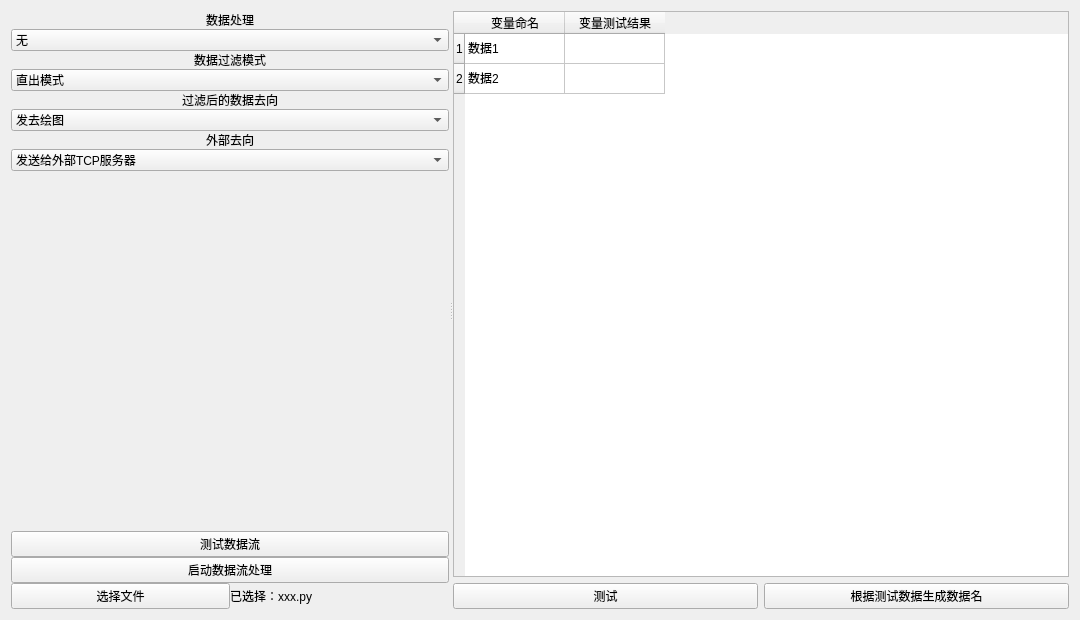
Qt form components/DataCirculation/datacirculation.ui (xutongxin1/WirelessMonitor) before a commit.
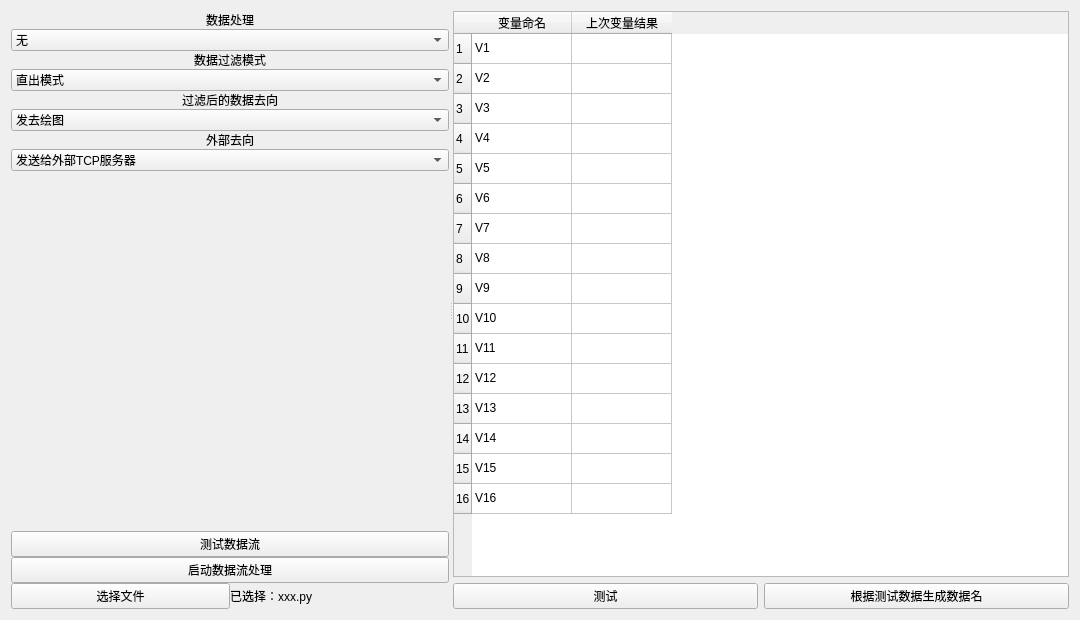
The same form after that commit. Custom widgets are drawn as their Qt base class.

```diff
--- a/components/DataCirculation/datacirculation.ui
+++ b/components/DataCirculation/datacirculation.ui
@@ -234,6 +234,76 @@
            <string>2</string>
           </property>
          </row>
+         <row>
+          <property name="text">
+           <string>3</string>
+          </property>
+         </row>
+         <row>
+          <property name="text">
+           <string>4</string>
+          </property>
+         </row>
+         <row>
+          <property name="text">
+           <string>5</string>
+          </property>
+         </row>
+         <row>
+          <property name="text">
+           <string>6</string>
+          </property>
+         </row>
+         <row>
+          <property name="text">
+           <string>7</string>
+          </property>
+         </row>
+         <row>
+          <property name="text">
+           <string>8</string>
+          </property>
+         </row>
+         <row>
+          <property name="text">
+           <string>9</string>
+          </property>
+         </row>
+         <row>
+          <property name="text">
+           <string>10</string>
+          </property>
+         </row>
+         <row>
+          <property name="text">
+           <string>11</string>
+          </property>
+         </row>
+         <row>
+          <property name="text">
+           <string>12</string>
+          </property>
+         </row>
+         <row>
+          <property name="text">
+           <string>13</string>
+          </property>
+         </row>
+         <row>
+          <property name="text">
+           <string>14</string>
+          </property>
+         </row>
+         <row>
+          <property name="text">
+           <string>15</string>
+          </property>
+         </row>
+         <row>
+          <property name="text">
+           <string>16</string>
+          </property>
+         </row>
          <column>
           <property name="text">
            <string>变量命名</string>
@@ -241,12 +311,12 @@
          </column>
          <column>
           <property name="text">
-           <string>变量测试结果</string>
+           <string>上次变量结果</string>
           </property>
          </column>
          <item row="0" column="0">
           <property name="text">
-           <string>数据1</string>
+           <string>V1</string>
           </property>
          </item>
          <item row="0" column="1">
@@ -256,7 +326,7 @@
          </item>
          <item row="1" column="0">
           <property name="text">
-           <string>数据2</string>
+           <string>V2</string>
           </property>
          </item>
          <item row="1" column="1">
@@ -264,6 +334,76 @@
            <string/>
           </property>
          </item>
+         <item row="2" column="0">
+          <property name="text">
+           <string>V3</string>
+          </property>
+         </item>
+         <item row="3" column="0">
+          <property name="text">
+           <string>V4</string>
+          </property>
+         </item>
+         <item row="4" column="0">
+          <property name="text">
+           <string>V5</string>
+          </property>
+         </item>
+         <item row="5" column="0">
+          <property name="text">
+           <string>V6</string>
+          </property>
+         </item>
+         <item row="6" column="0">
+          <property name="text">
+           <string>V7</string>
+          </property>
+         </item>
+         <item row="7" column="0">
+          <property name="text">
+           <string>V8</string>
+          </property>
+         </item>
+         <item row="8" column="0">
+          <property name="text">
+           <string>V9</string>
+          </property>
+         </item>
+         <item row="9" column="0">
+          <property name="text">
+           <string>V10</string>
+          </property>
+         </item>
+         <item row="10" column="0">
+          <property name="text">
+           <string>V11</string>
+          </property>
+         </item>
+         <item row="11" column="0">
+          <property name="text">
+           <string>V12</string>
+          </property>
+         </item>
+         <item row="12" column="0">
+          <property name="text">
+           <string>V13</string>
+          </property>
+         </item>
+         <item row="13" column="0">
+          <property name="text">
+           <string>V14</string>
+          </property>
+         </item>
+         <item row="14" column="0">
+          <property name="text">
+           <string>V15</string>
+          </property>
+         </item>
+         <item row="15" column="0">
+          <property name="text">
+           <string>V16</string>
+          </property>
+         </item>
         </widget>
        </item>
        <item>
```
